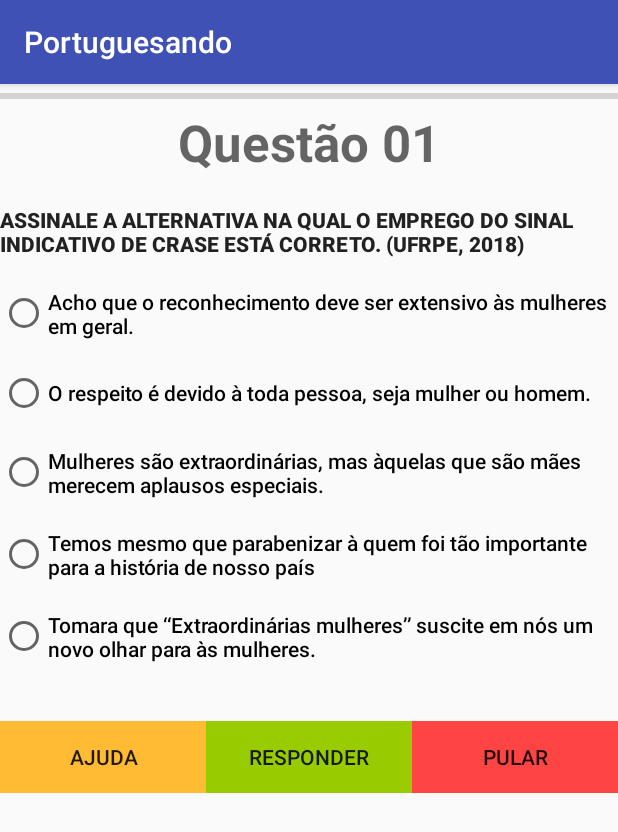
After one commit to higorbhermes/Portuguesando, an Android app: the Crase01 screen opened directly, with no data from a screen before it, on a phone screen of 412 x 824 dp. The commit adds this screen. Shown: the top 832 px of the screen. Run offline under Robolectric (Android 15) with nearby library versions, the phone set to English and light mode, and no system bars.

Commit message:
Tela de Demonstração

```diff
--- a/app/build.gradle
+++ b/app/build.gradle
@@ -20,8 +20,9 @@ android {
 
 dependencies {
     implementation fileTree(dir: 'libs', include: ['*.jar'])
-    implementation 'com.android.support:appcompat-v7:27.1.1'
+    implementation 'com.android.support:appcompat-v7:26.1.0'
     implementation 'com.android.support.constraint:constraint-layout:1.1.0'
+    implementation 'com.android.support:design:26.1.0'
     testImplementation 'junit:junit:4.12'
     androidTestImplementation 'com.android.support.test:runner:1.0.2'
     androidTestImplementation 'com.android.support.test.espresso:espresso-core:3.0.2'
--- a/app/src/main/AndroidManifest.xml
+++ b/app/src/main/AndroidManifest.xml
@@ -16,6 +16,7 @@
                 <category android:name="android.intent.category.LAUNCHER" />
             </intent-filter>
         </activity>
+        <activity android:name=".Crase01"></activity>
     </application>
 
 </manifest>
--- /dev/null
+++ b/app/src/main/java/higorhermes/tcc/portuguesando/Crase01.java
@@ -0,0 +1,13 @@
+package higorhermes.tcc.portuguesando;
+
+import android.support.v7.app.AppCompatActivity;
+import android.os.Bundle;
+
+public class Crase01 extends AppCompatActivity {
+
+    @Override
+    protected void onCreate(Bundle savedInstanceState) {
+        super.onCreate(savedInstanceState);
+        setContentView(R.layout.activity_crase01);
+    }
+}
--- a/app/src/main/java/higorhermes/tcc/portuguesando/MainActivity.java
+++ b/app/src/main/java/higorhermes/tcc/portuguesando/MainActivity.java
@@ -1,7 +1,10 @@
 package higorhermes.tcc.portuguesando;
 
+import android.content.Intent;
 import android.support.v7.app.AppCompatActivity;
 import android.os.Bundle;
+import android.view.View;
+import android.widget.Button;
 
 public class MainActivity extends AppCompatActivity {
 
@@ -9,5 +12,13 @@ public class MainActivity extends AppCompatActivity {
     protected void onCreate(Bundle savedInstanceState) {
         super.onCreate(savedInstanceState);
         setContentView(R.layout.activity_main);
+        Button bt = (Button) findViewById(R.id.Crase);
+        bt.setOnClickListener(new View.OnClickListener() {
+        @Override
+        public void onClick(View view) {
+            Intent intent = new Intent(MainActivity.this, Crase01.class);
+            startActivity(intent);
+        }
+      });
     }
 }
--- /dev/null
+++ b/app/src/main/res/layout/activity_crase01.xml
@@ -0,0 +1,158 @@
+<?xml version="1.0" encoding="utf-8"?>
+<LinearLayout xmlns:android="http://schemas.android.com/apk/res/android"
+    xmlns:app="http://schemas.android.com/apk/res-auto"
+    xmlns:tools="http://schemas.android.com/tools"
+    android:layout_width="match_parent"
+    android:layout_height="match_parent"
+    android:orientation="vertical"
+    tools:context="higorhermes.tcc.portuguesando.Crase01">
+
+    <ProgressBar
+        android:id="@+id/progressBar"
+        style="?android:attr/progressBarStyleHorizontal"
+        android:layout_width="match_parent"
+        android:layout_height="wrap_content" />
+
+    <TextView
+        android:id="@+id/tvcrase1"
+        android:layout_width="match_parent"
+        android:layout_height="wrap_content"
+        android:gravity="center"
+        android:text="Questão 01"
+        android:textAppearance="@style/TextAppearance.AppCompat.Display1"
+        android:textStyle="bold"
+        android:visibility="visible" />
+
+    <TextView
+        android:id="@+id/textView2"
+        android:layout_width="match_parent"
+        android:layout_height="wrap_content" />
+
+    <TextView
+        android:id="@+id/textView4"
+        android:layout_width="match_parent"
+        android:layout_height="wrap_content"
+        android:text="Assinale a alternativa na qual o emprego do sinal indicativo de crase está correto. (UFRPE, 2018)"
+        android:textStyle="bold"
+        android:textAppearance="@style/TextAppearance.AppCompat.Button" />
+
+    <RadioGroup
+        android:layout_width="wrap_content"
+        android:layout_height="wrap_content">
+
+        <TextView
+            android:id="@+id/textView5"
+            android:layout_width="match_parent"
+            android:layout_height="wrap_content"
+            android:layout_weight="1" />
+
+        <RadioButton
+            android:id="@+id/radioButton"
+            android:layout_width="wrap_content"
+            android:layout_height="wrap_content"
+            android:layout_weight="1"
+            android:text="Acho que o reconhecimento deve ser extensivo às mulheres em geral."
+            android:textAppearance="@style/TextAppearance.AppCompat.Body2" />
+
+        <TextView
+            android:id="@+id/textView6"
+            android:layout_width="match_parent"
+            android:layout_height="wrap_content"
+            android:layout_weight="1" />
+
+        <RadioButton
+            android:id="@+id/radioButton2"
+            android:layout_width="match_parent"
+            android:layout_height="match_parent"
+            android:layout_weight="1"
+            android:text="O respeito é devido à toda pessoa, seja mulher ou homem."
+            android:textAppearance="@style/TextAppearance.AppCompat.Body2" />
+
+        <TextView
+            android:id="@+id/textView7"
+            android:layout_width="match_parent"
+            android:layout_height="wrap_content"
+            android:layout_weight="1" />
+
+        <RadioButton
+            android:id="@+id/radioButton3"
+            android:layout_width="wrap_content"
+            android:layout_height="wrap_content"
+            android:layout_weight="1"
+            android:text="Mulheres são extraordinárias, mas àquelas que são mães merecem aplausos especiais. "
+            android:textAppearance="@style/TextAppearance.AppCompat.Body2" />
+
+        <TextView
+            android:id="@+id/textView8"
+            android:layout_width="match_parent"
+            android:layout_height="wrap_content"
+            android:layout_weight="1" />
+
+        <RadioButton
+            android:id="@+id/radioButton4"
+            android:layout_width="wrap_content"
+            android:layout_height="wrap_content"
+            android:layout_weight="1"
+            android:text="Temos mesmo que parabenizar à quem foi tão importante para a história de nosso país"
+            android:textAppearance="@style/TextAppearance.AppCompat.Body2" />
+
+        <TextView
+            android:id="@+id/textView9"
+            android:layout_width="match_parent"
+            android:layout_height="wrap_content"
+            android:layout_weight="1" />
+
+        <RadioButton
+            android:id="@+id/radioButton5"
+            android:layout_width="wrap_content"
+            android:layout_height="wrap_content"
+            android:layout_weight="1"
+            android:text="Tomara que “Extraordinárias mulheres” suscite em nós um novo olhar para às mulheres."
+            android:textAppearance="@style/TextAppearance.AppCompat.Body2" />
+
+        <TextView
+            android:id="@+id/textView10"
+            android:layout_width="match_parent"
+            android:layout_height="wrap_content"
+            android:layout_weight="1" />
+
+        <TextView
+            android:id="@+id/textView12"
+            android:layout_width="match_parent"
+            android:layout_height="wrap_content"
+            android:layout_weight="1" />
+
+        <LinearLayout
+            android:layout_width="match_parent"
+            android:layout_height="match_parent"
+            android:layout_weight="1"
+            android:orientation="horizontal">
+
+            <Button
+                android:id="@+id/button_ajuda1"
+                android:layout_width="wrap_content"
+                android:layout_height="wrap_content"
+                android:layout_weight="1"
+                android:background="@android:color/holo_orange_light"
+                android:text="AJUDA" />
+
+            <Button
+                android:id="@+id/button_responder1"
+                android:layout_width="wrap_content"
+                android:layout_height="match_parent"
+                android:layout_weight="1"
+                android:background="@android:color/holo_green_light"
+                android:text="RESPONDER" />
+
+            <Button
+                android:id="@+id/button_parar1"
+                android:layout_width="wrap_content"
+                android:layout_height="wrap_content"
+                android:layout_weight="1"
+                android:background="@android:color/holo_red_light"
+                android:text="PULAR" />
+        </LinearLayout>
+
+    </RadioGroup>
+
+</LinearLayout>
--- a/app/src/main/res/layout/activity_main.xml
+++ b/app/src/main/res/layout/activity_main.xml
@@ -15,4 +15,10 @@
         app:layout_constraintRight_toRightOf="parent"
         app:layout_constraintTop_toTopOf="parent" />
 
+    <Button
+        android:id="@+id/Crase"
+        android:layout_width="wrap_content"
+        android:layout_height="wrap_content"
+        android:text="Crase" />
+
 </android.support.constraint.ConstraintLayout>
--- /dev/null
+++ b/app/src/main/res/values/dimens.xml
@@ -0,0 +1,3 @@
+<resources>
+    <dimen name="fab_margin">16dp</dimen>
+</resources>
--- a/app/src/main/res/values/strings.xml
+++ b/app/src/main/res/values/strings.xml
@@ -1,3 +1,4 @@
 <resources>
     <string name="app_name">Portuguesando</string>
+    <string name="title_activity_crase01">Crase01</string>
 </resources>
--- a/app/src/main/res/values/styles.xml
+++ b/app/src/main/res/values/styles.xml
@@ -8,4 +8,13 @@
         <item name="colorAccent">@color/colorAccent</item>
     </style>
 
+    <style name="AppTheme.NoActionBar">
+        <item name="windowActionBar">false</item>
+        <item name="windowNoTitle">true</item>
+    </style>
+
+    <style name="AppTheme.AppBarOverlay" parent="ThemeOverlay.AppCompat.Dark.ActionBar" />
+
+    <style name="AppTheme.PopupOverlay" parent="ThemeOverlay.AppCompat.Light" />
+
 </resources>
--- a/build.gradle
+++ b/build.gradle
@@ -8,6 +8,7 @@ buildscript {
     }
     dependencies {
         classpath 'com.android.tools.build:gradle:3.0.1'
+
 
 
         // NOTE: Do not place your application dependencies here; they belong
```
Also changed, not shown: app/src/main/res/drawable/fundo1.jpg (added), app/src/main/res/drawable/fundo2.jpg (added), app/src/main/res/drawable/fundo3.jpg (added), app/src/main/res/drawable/fundo4.jpg (added), app/src/main/res/drawable/fundo5.jpg (added), app/src/main/res/drawable/fundo6.jpg (added), app/src/main/res/drawable/images.png (added).
